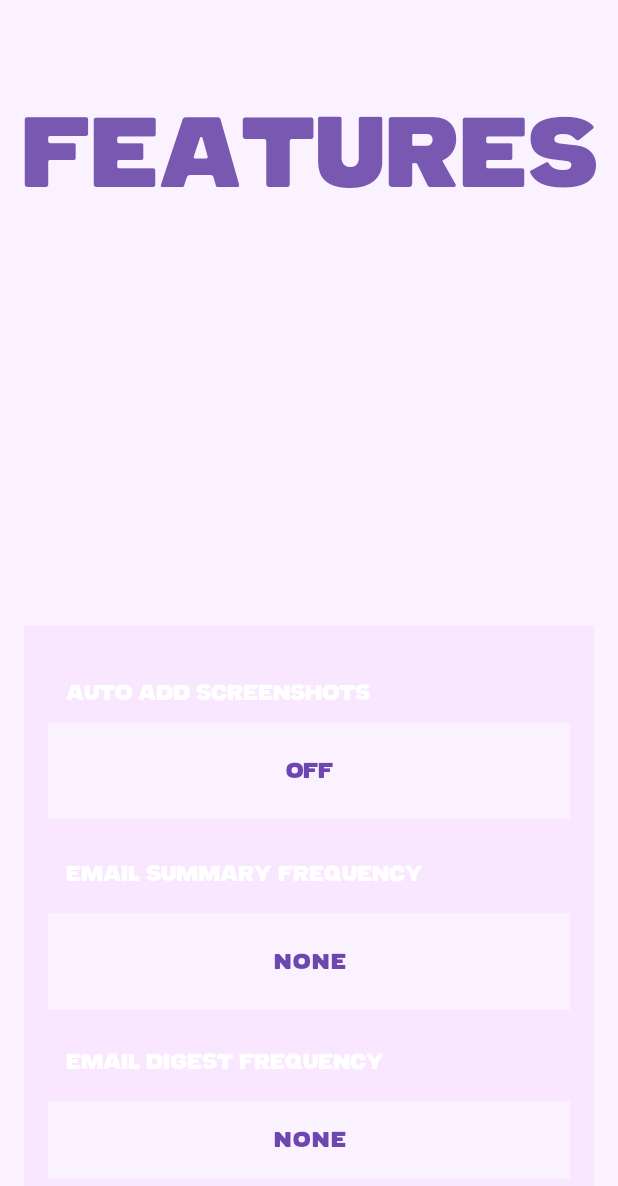
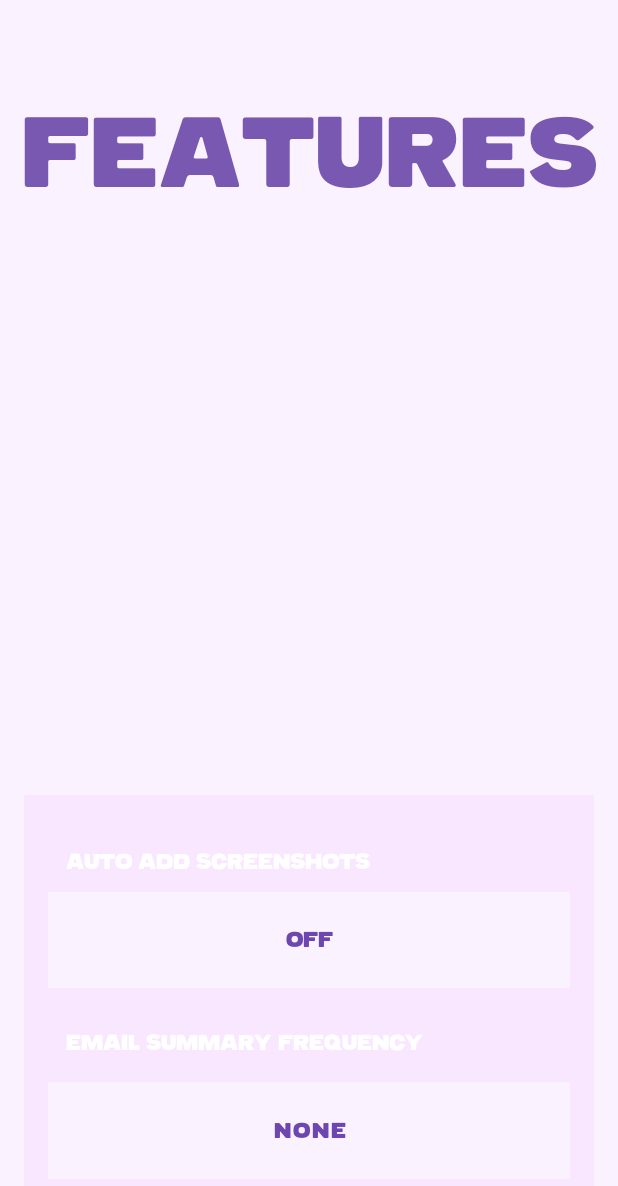
Before and after one commit to nikhilnair31/FORGOR-App, an Android app: the FeatureToggles screen opened directly, with no data from a screen before it, on a phone screen of 412 x 824 dp. Shown: the top 1186 px of the screen. Run offline under Robolectric (Android 15) with nearby library versions, the phone set to English and light mode, and no system bars; Roboto replaces fonts that are not available here.

Commit message:
Hid digest for now

```diff
--- a/app/build.gradle
+++ b/app/build.gradle
@@ -11,8 +11,8 @@ android {
         applicationId "com.sil.buildmode"
         minSdk 33
         targetSdk 35
-        versionCode 16
-        versionName "0.1.2"
+        versionCode 17
+        versionName "0.1.3"
 
         testInstrumentationRunner "androidx.test.runner.AndroidJUnitRunner"
 
--- a/app/src/main/res/layout/activity_feature_permissions.xml
+++ b/app/src/main/res/layout/activity_feature_permissions.xml
@@ -143,6 +143,7 @@
             android:padding="12dp"
 
             android:gravity="start"
+            android:visibility="gone"
 
             android:fontFamily="@font/venus_cormier"
             android:text="@string/digestFrequencyText"
@@ -158,6 +159,7 @@
             app:cornerRadius="@dimen/softCorners"
             android:backgroundTint="@color/base_0"
 
+            android:visibility="gone"
             android:checked="false"
             android:stateListAnimator="@null"
 
--- a/app/src/main/res/layout/activity_feature_toggles.xml
+++ b/app/src/main/res/layout/activity_feature_toggles.xml
@@ -142,6 +142,7 @@
             android:layout_marginTop="8dp"
             android:padding="12dp"
 
+            android:visibility="gone"
             android:gravity="start"
 
             android:fontFamily="@font/venus_cormier"
@@ -156,6 +157,7 @@
             app:cornerRadius="@dimen/softCorners"
             android:backgroundTint="@color/base_0"
 
+            android:visibility="gone"
             android:checked="false"
             android:stateListAnimator="@null"
 
```
